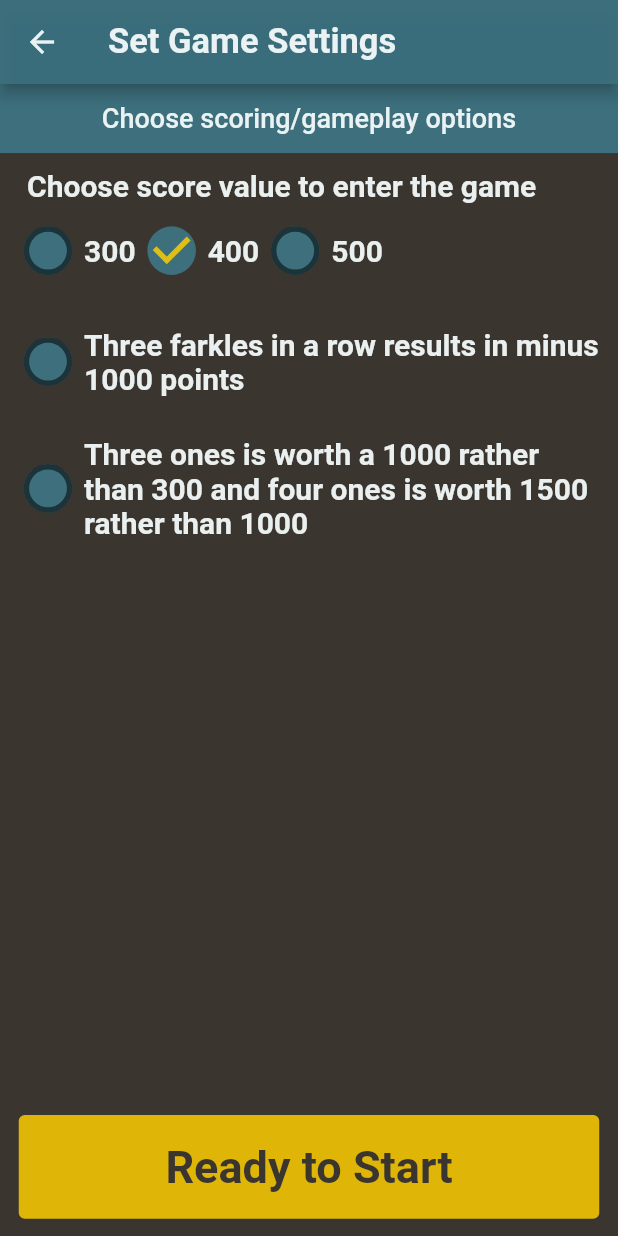
After one commit to Kgresmer/farkle_scoreboard, a Flutter app: the SetSettingsScreen screen opened by its route, on a phone screen of 412 x 824 dp. The commit adds this screen. Run offline on Flutter 3.47's test engine with Material 2 defaults, Android fonts, the phone set to English and light mode, and no system bars; our stand-ins replace audioplayers, fluttertoast, vibration.

Commit message:
lots of small adjustments.

```diff
--- a/lib/providers/existing_players.dart
+++ b/lib/providers/existing_players.dart
@@ -1,7 +1,9 @@
+import './roster.dart';
 import '../FileService.dart';
 import '../models/ExistingPlayer.dart';
 import '../models/Player.dart';
 import 'package:flutter/material.dart';
+import 'package:provider/provider.dart';
 
 class ExistingPlayers with ChangeNotifier {
   Map<String, ExistingPlayer> _players = {};
@@ -22,8 +24,9 @@ class ExistingPlayers with ChangeNotifier {
     notifyListeners();
   }
 
-  void removePlayer(ExistingPlayer player) {
+  void removePlayer(ExistingPlayer player, [BuildContext context]) {
     _players.remove(player.player.id);
+    Provider.of<Roster>(context, listen: false).removePlayer(player.player);
     FileService.writeContent([..._players.values.map((e) => e.player)]);
     notifyListeners();
   }
--- a/lib/providers/roster.dart
+++ b/lib/providers/roster.dart
@@ -4,9 +4,19 @@ import 'package:flutter/material.dart';
 
 class Roster with ChangeNotifier {
   List<RosterPlayer> _players = [];
+  bool threeOnesIsAThousand = false;
+  bool threeFarklesIsMinusAThousand = false;
+  int startingScoreEntry = 400;
 
   List<RosterPlayer> get players {
     return [..._players];
+  }
+
+  void setRules(int entryScore, bool farkleRule, bool onesRule) {
+    threeOnesIsAThousand = onesRule;
+    threeFarklesIsMinusAThousand = farkleRule;
+    startingScoreEntry = entryScore;
+    notifyListeners();
   }
 
   void addPlayer(Player player) {
@@ -60,7 +70,7 @@ class Roster with ChangeNotifier {
         RosterPlayer currentActive = _players[i];
         currentActive.farkles += 1;
         if (currentActive.farkles == 3) {
-          currentActive.score -= 1000;
+          if (threeFarklesIsMinusAThousand) currentActive.score -= 1000;
           currentActive.farkles = 0;
         }
         currentActive.active = false;
--- /dev/null
+++ b/lib/screens/set_settings_screen.dart
@@ -0,0 +1,206 @@
+import '../providers/roster.dart';
+import './set_player_order_screen.dart';
+import 'package:provider/provider.dart';
+import './scoreboard_screen.dart';
+import 'package:flutter/material.dart';
+import 'package:flutter/services.dart';
+
+class SetSettingsScreen extends StatefulWidget {
+  static const routeName = '/set-settings';
+
+  @override
+  _SetSettingsScreenState createState() => _SetSettingsScreenState();
+}
+
+class _SetSettingsScreenState extends State<SetSettingsScreen> {
+  bool farkleRule = false;
+  bool onesRule = false;
+  bool entryPoint300 = false;
+  bool entryPoint400 = true;
+  bool entryPoint500 = false;
+
+  @override
+  void initState() {
+    super.initState();
+  }
+
+  void navToScoreboard(BuildContext ctx) {
+    HapticFeedback.heavyImpact();
+    int entryScore = entryPoint300 ? 300 : entryPoint400 ? 400 : 500;
+    Provider.of<Roster>(context, listen: false).setRules(entryScore, farkleRule, onesRule);
+    Navigator.of(ctx).pushNamed(ScoreboardScreen.routeName);
+  }
+
+  void backToSetOrder(BuildContext ctx) {
+    HapticFeedback.heavyImpact();
+    Navigator.of(ctx).pushNamed(SetPlayerOrderScreen.routeName);
+  }
+
+  @override
+  Widget build(BuildContext context) {
+    return Scaffold(
+      appBar: AppBar(
+        leading: IconButton(
+          icon: Icon(Icons.arrow_back),
+          onPressed: () => backToSetOrder(context),
+        ),
+        title: Text('Set Game Settings',
+            style: TextStyle(color: Theme.of(context).cardColor)),
+      ),
+      body: LayoutBuilder(builder: (ctx, constraints) {
+        return Column(
+          children: <Widget>[
+            Container(
+                color: Theme.of(context).secondaryHeaderColor,
+                height: constraints.maxHeight * .06,
+                child: Center(
+                  child: Text('Choose scoring/gameplay options',
+                      style: Theme.of(context).textTheme.displaySmall),
+                )),
+            Container(
+                height: constraints.maxHeight * .82,
+                child: Column(
+                  mainAxisAlignment: MainAxisAlignment.start,
+                  crossAxisAlignment: CrossAxisAlignment.start,
+                  children: [
+                    Padding(
+                      padding: const EdgeInsets.fromLTRB(18.0, 10, 8, 0),
+                      child: Text(
+                        'Choose score value to enter the game',
+                        style: Theme.of(context).textTheme.displayMedium,
+                      ),
+                    ),
+                    Padding(
+                      padding: const EdgeInsets.fromLTRB(8, 8, 8, 18),
+                      child: Row(
+                        children: <Widget>[
+                          Transform.scale(
+                            scale: 1.8,
+                            child: Checkbox(
+                              value: this.entryPoint300,
+                              onChanged: (bool value) {
+                                setState(() {
+                                  this.entryPoint300 = value;
+                                  this.entryPoint400 = false;
+                                  this.entryPoint500 = false;
+                                });
+                              },
+                            ),
+                          ),
+                          Text(
+                            '300',
+                            style: Theme.of(context).textTheme.displayMedium,
+                          ),
+                          Transform.scale(
+                            scale: 1.8,
+                            child: Checkbox(
+                              value: this.entryPoint400,
+                              onChanged: (bool value) {
+                                setState(() {
+                                  this.entryPoint300 = false;
+                                  this.entryPoint400 = value;
+                                  this.entryPoint500 = false;
+                                });
+                              },
+                            ),
+                          ),
+                          Text(
+                            '400',
+                            style: Theme.of(context).textTheme.displayMedium,
+                          ),
+                          Transform.scale(
+                            scale: 1.8,
+                            child: Checkbox(
+                              value: this.entryPoint500,
+                              onChanged: (bool value) {
+                                setState(() {
+                                  this.entryPoint300 = false;
+                                  this.entryPoint400 = false;
+                                  this.entryPoint500 = value;
+                                });
+                              },
+                            ),
+                          ),
+                          Text(
+                            '500',
+                            style: Theme.of(context).textTheme.displayMedium,
+                          ),
+                        ],
+                      ),
+                    ),
+                    Padding(
+                      padding: const EdgeInsets.fromLTRB(8, 8, 8, 18),
+                      child: Row(
+                        children: <Widget>[
+                          Transform.scale(
+                            scale: 1.8,
+                            child: Checkbox(
+                              value: this.farkleRule,
+                              onChanged: (bool value) {
+                                setState(() {
+                                  this.farkleRule = value;
+                                });
+                              },
+                            ),
+                          ),
+                          Flexible(
+                            child: Text(
+                              'Three farkles in a row results in minus 1000 points',
+                              style: Theme.of(context).textTheme.displayMedium,
+                            ),
+                          ),
+                        ],
+                      ),
+                    ),
+                    Padding(
+                      padding: const EdgeInsets.fromLTRB(8, 8, 8, 18),
+                      child: Row(
+                        children: <Widget>[
+                          Transform.scale(
+                            scale: 1.8,
+                            child: Checkbox(
+                              value: this.onesRule,
+                              onChanged: (bool value) {
+                                setState(() {
+                                  this.onesRule = value;
+                                });
+                              },
+                            ),
+                          ),
+                          Flexible(
+                            child: Text(
+                              'Three ones is worth a 1000 rather than 300 and four ones is worth 1500 rather than 1000',
+                              style: Theme.of(context).textTheme.displayMedium,
+                            ),
+                          ),
+                        ],
+                      ),
+                    ),
+                  ],
+                )),
+            Container(
+              height: constraints.maxHeight * .12,
+              width: double.infinity,
+              child: Row(
+                  mainAxisAlignment: MainAxisAlignment.spaceEvenly,
+                  children: <Widget>[
+                    Container(
+                        height: constraints.maxHeight * .09,
+                        width: constraints.maxWidth - 25,
+                        child: TextButton(
+                            style: TextButton.styleFrom(
+                                backgroundColor: Theme.of(context).shadowColor,
+                                textStyle: TextStyle(
+                                    fontSize: 30, fontWeight: FontWeight.bold)),
+                            onPressed: () => navToScoreboard(context),
+                            child: Text('Ready to Start',
+                                style: TextStyle(
+                                    color: Theme.of(context).canvasColor)))),
+                  ]),
+            ),
+          ],
+        );
+      }),
+    );
+  }
+}
--- a/lib/widgets/existing_player_list.dart
+++ b/lib/widgets/existing_player_list.dart
@@ -81,7 +81,7 @@ class _ExistingPlayerListState extends State<ExistingPlayerList> {
               onPressed: () =>
               {
                 Provider.of<ExistingPlayers>(context, listen: false)
-                    .removePlayer(existingPlayer),
+                    .removePlayer(existingPlayer, context),
               Navigator.of(context).pop(false)
               },
               child: new Text('Yes'),
```
Also changed, not shown: lib/main.dart (+22 -5 lines), lib/screens/set_player_order_screen.dart (+5 -5 lines), lib/widgets/score_input.dart (+53 -19 lines), assets/images/dice-4-ones.png (added), 2 other files.
